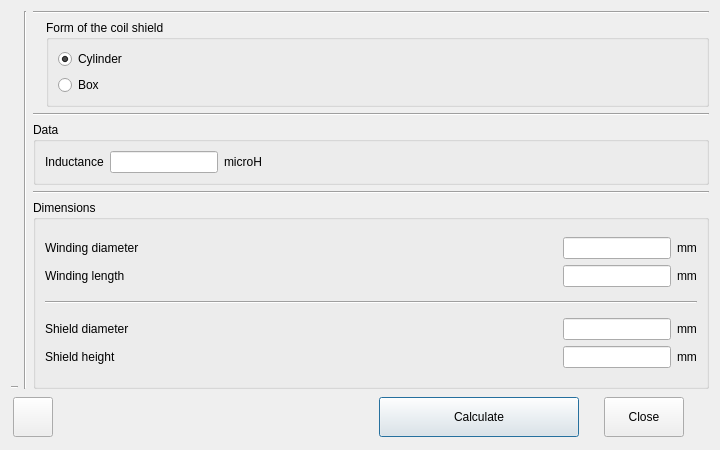
Old version of the form shield.ui in the repository radioacoustick/Coil64.
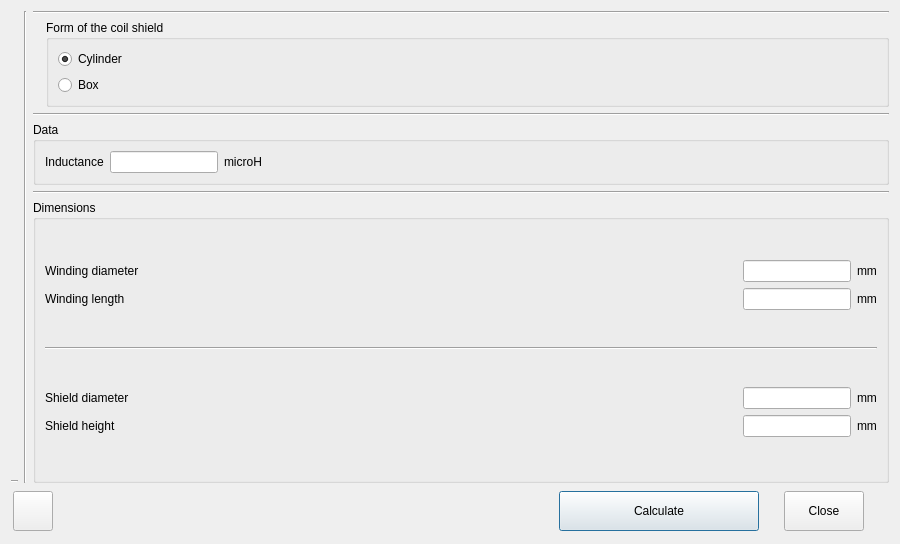
New version of the form. Icons and pictures are not drawn.

Patch:
```diff
--- a/shield.ui
+++ b/shield.ui
@@ -9,8 +9,8 @@
    <rect>
     <x>0</x>
     <y>0</y>
-    <width>720</width>
-    <height>450</height>
+    <width>900</width>
+    <height>544</height>
    </rect>
   </property>
   <property name="sizePolicy">
@@ -27,7 +27,7 @@
   </property>
   <property name="maximumSize">
    <size>
-    <width>720</width>
+    <width>900</width>
     <height>550</height>
    </size>
   </property>
```
Left out of the diff: 24 changed lines with no effect on the pictures.
